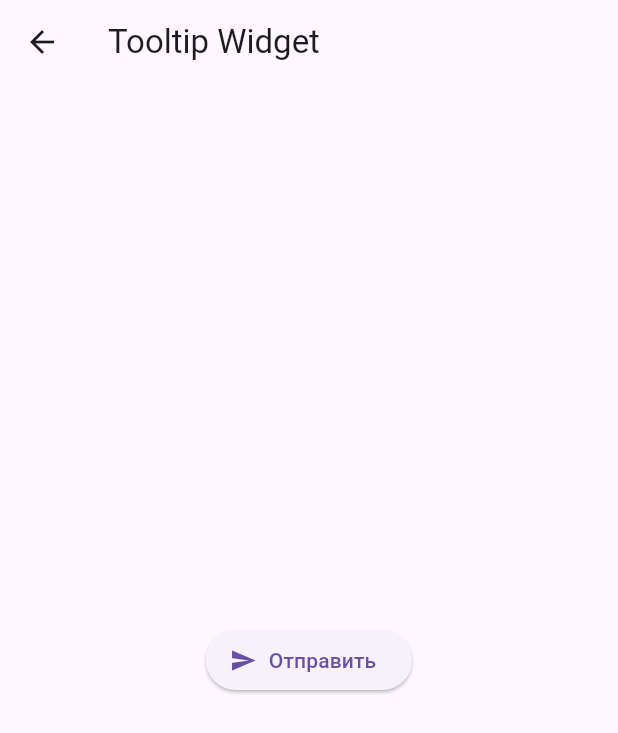
After one commit to fobosok/flutter-widgets-demo, a Flutter app: the TooltipPage screen opened directly, on a phone screen of 412 x 824 dp. The commit adds this screen. Shown: the top 733 px of the screen. Run offline on Flutter 3.47's test engine with Material 3 defaults, Android fonts, the phone set to English and light mode, and no system bars.

Commit message:
page add

```diff
--- a/lib/main.dart
+++ b/lib/main.dart
@@ -23,6 +23,7 @@ import 'package:my_widgets_app/pages/snackbar_page.dart';
 import 'package:my_widgets_app/pages/stack_page.dart';
 import 'package:my_widgets_app/pages/switch_page.dart';
 import 'package:my_widgets_app/pages/text_page.dart';
+import 'package:my_widgets_app/pages/tooltip_page.dart';
 
 void main() {
   runApp(MyApp());
@@ -67,6 +68,7 @@ class HomePage extends StatelessWidget {
     {'title': 'AlertDialog', 'page': AlertDialogPage()},
     {'title': 'BottomSheet', 'page': BottomSheetPage()},
     {'title': 'SnackBar', 'page': SnackbarPage()},
+    {'title': 'Tooltip', 'page': TooltipPage()},
     // сюда позже добавим все остальные виджеты из списка
   ];
 
--- /dev/null
+++ b/lib/pages/tooltip_page.dart
@@ -0,0 +1,29 @@
+import 'package:flutter/material.dart';
+
+class TooltipPage extends StatelessWidget {
+  const TooltipPage({Key? key}) : super(key: key);
+
+  @override
+  Widget build(BuildContext context) {
+    return Scaffold(
+      appBar: AppBar(title: Text('Tooltip Widget')),
+      body: Center(
+        child: Tooltip(
+          message: 'Это кнопка отправки',
+          waitDuration: Duration(milliseconds: 500),
+          showDuration: Duration(seconds: 2),
+          textStyle: TextStyle(color: Colors.white),
+          decoration: BoxDecoration(
+            color: Colors.black87,
+            borderRadius: BorderRadius.circular(4),
+          ),
+          child: ElevatedButton.icon(
+            onPressed: () {},
+            icon: Icon(Icons.send),
+            label: Text('Отправить'),
+          ),
+        ),
+      ),
+    );
+  }
+}
```
